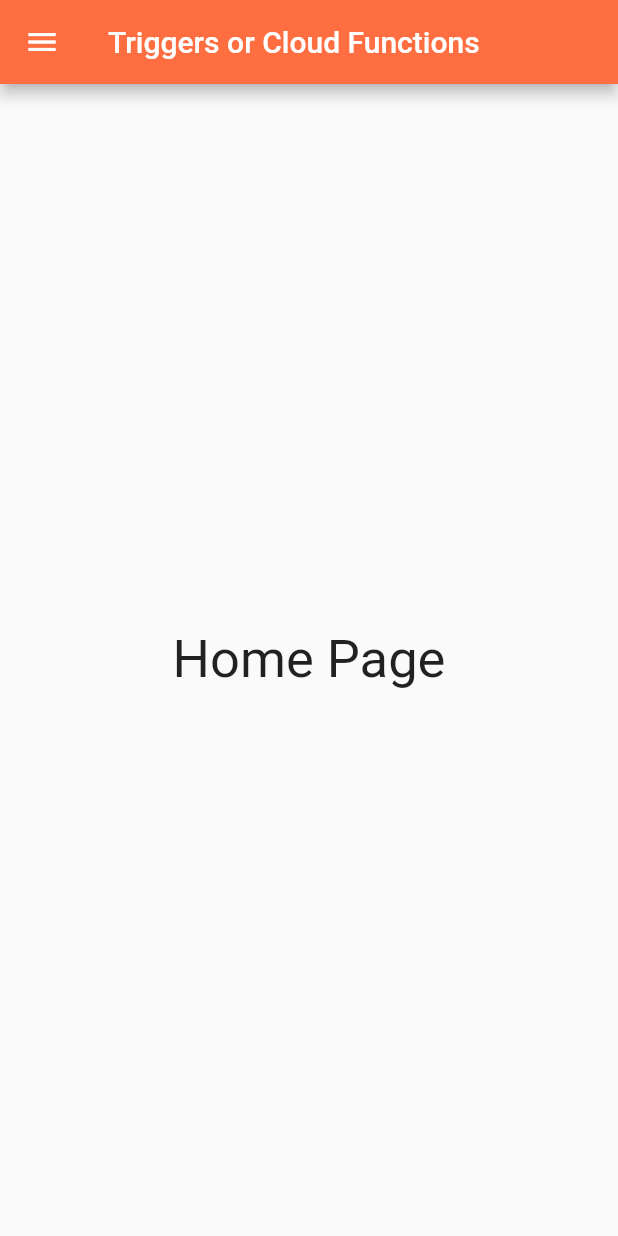
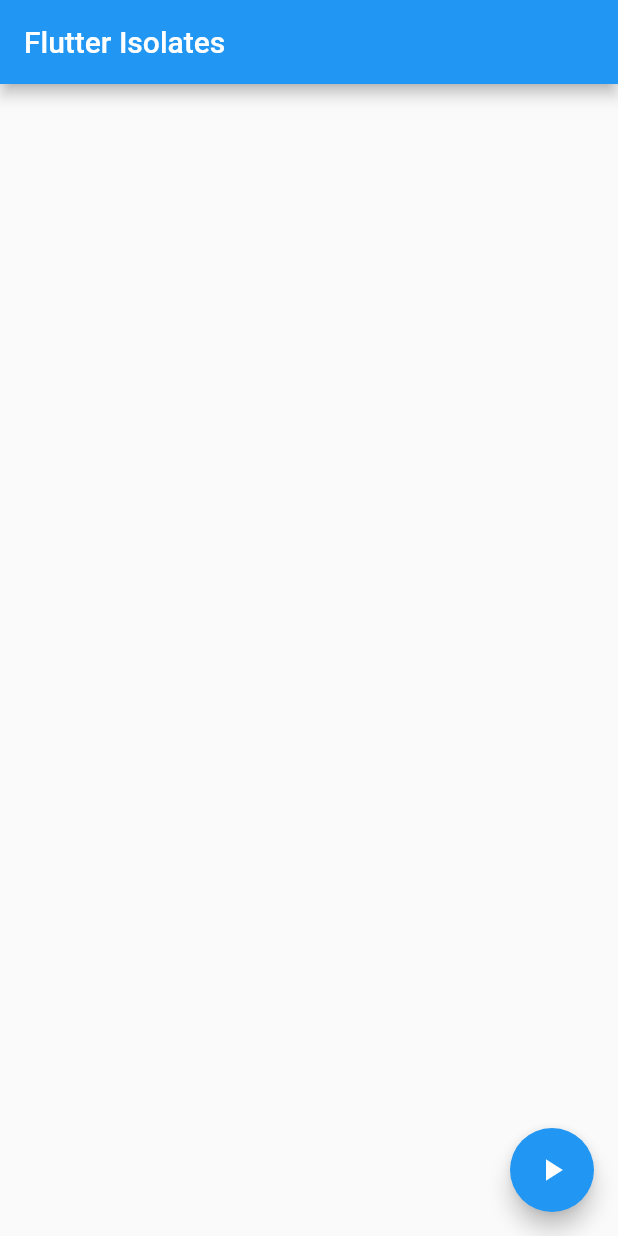
Before and after one commit to Shafranskyi/Test, a Flutter app: the screen it shows after launch, on a phone screen of 412 x 824 dp. Run offline on Flutter 3.47's test engine with Material 2 defaults, Android fonts, the phone set to English and light mode, and no system bars; our stand-ins replace firebase_auth, firebase_database, firebase_messaging, flutter_redux, google_maps_flutter, redux and 2 more; missing offline and left inert: flutter_redux_dev_tools, redux_dev_tools; accounts and stored records are empty.

Commit message:
add background

```diff
--- /dev/null
+++ b/lib/background/background.dart
@@ -0,0 +1,94 @@
+import 'dart:async';
+import 'package:flutter/material.dart';
+import 'dart:isolate';
+
+class MyApp extends StatelessWidget {
+  @override
+  Widget build(BuildContext context) {
+    return new MaterialApp(
+      title: 'Flutter Isolate Demo',
+      theme: new ThemeData(
+        primarySwatch: Colors.blue,
+      ),
+      home: new MyHomePage(title: 'Flutter Isolates'),
+    );
+  }
+}
+
+class MyHomePage extends StatefulWidget {
+  MyHomePage({Key key, this.title}) : super(key: key);
+  final String title;
+
+  @override
+  _MyHomePageState createState() => new _MyHomePageState();
+}
+
+class _MyHomePageState extends State<MyHomePage> {
+  Isolate _isolate;
+  bool _running = false;
+  static int _counter = 0;
+  String notification = "";
+  ReceivePort _receivePort;
+
+  void _start() async {
+    _running = true;
+    _receivePort = ReceivePort();
+    _isolate = await Isolate.spawn(_checkTimer, _receivePort.sendPort);
+    _receivePort.listen(_handleMessage, onDone:() {
+      print("done!");
+    });
+  }
+
+  static void _checkTimer(SendPort sendPort) async {
+    Timer.periodic(new Duration(seconds: 1), (Timer t) {
+      _counter++;
+      String msg = 'notification ' + _counter.toString();
+      print('SEND: ' + msg);
+      sendPort.send(msg);
+    });
+  }
+
+  void _handleMessage(dynamic data) {
+    print('RECEIVED: ' + data);
+    setState(() {
+      notification = data;
+    });
+  }
+
+  void _stop() {
+    if (_isolate != null) {
+      setState(() {
+        _running = false;
+        notification = '';
+      });
+      _receivePort.close();
+      _isolate.kill(priority: Isolate.immediate);
+      _isolate = null;
+    }
+  }
+
+
+  @override
+  Widget build(BuildContext context) {
+    return new Scaffold(
+      appBar: new AppBar(
+        title: new Text(widget.title),
+      ),
+      body: new Center(
+        child: new Column(
+          mainAxisAlignment: MainAxisAlignment.center,
+          children: <Widget>[
+            new Text(
+              notification,
+            ),
+          ],
+        ),
+      ),
+      floatingActionButton: new FloatingActionButton(
+        onPressed: _running ? _stop : _start,
+        tooltip: _running ? 'Timer stop' : 'Timer start',
+        child: _running ? new Icon(Icons.stop) : new Icon(Icons.play_arrow),
+      ),
+    );
+  }
+}
--- a/lib/main.dart
+++ b/lib/main.dart
@@ -4,7 +4,8 @@
 
 //import 'package:test_project/redux/MyApp.dart';
 //import 'package:test_project/Api/Api.dart';
-import 'package:test_project/Notification2/Notification.dart';
+//import 'package:test_project/Notification2/Notification.dart';
+import 'package:test_project/background/background.dart';
 
 void main() {
   runApp(new MyApp());
```
